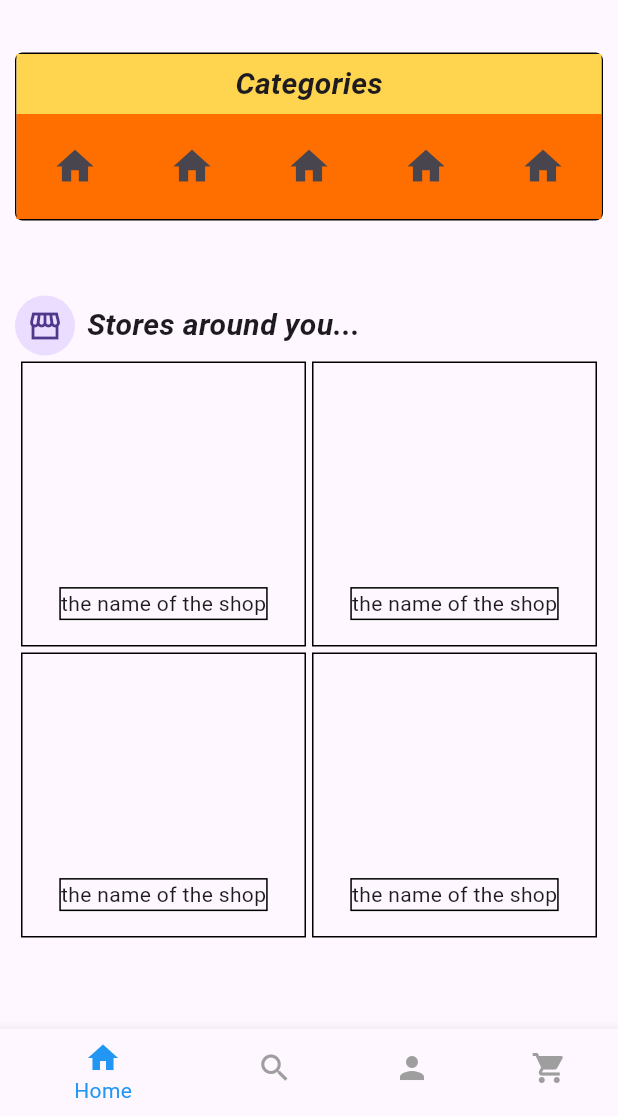
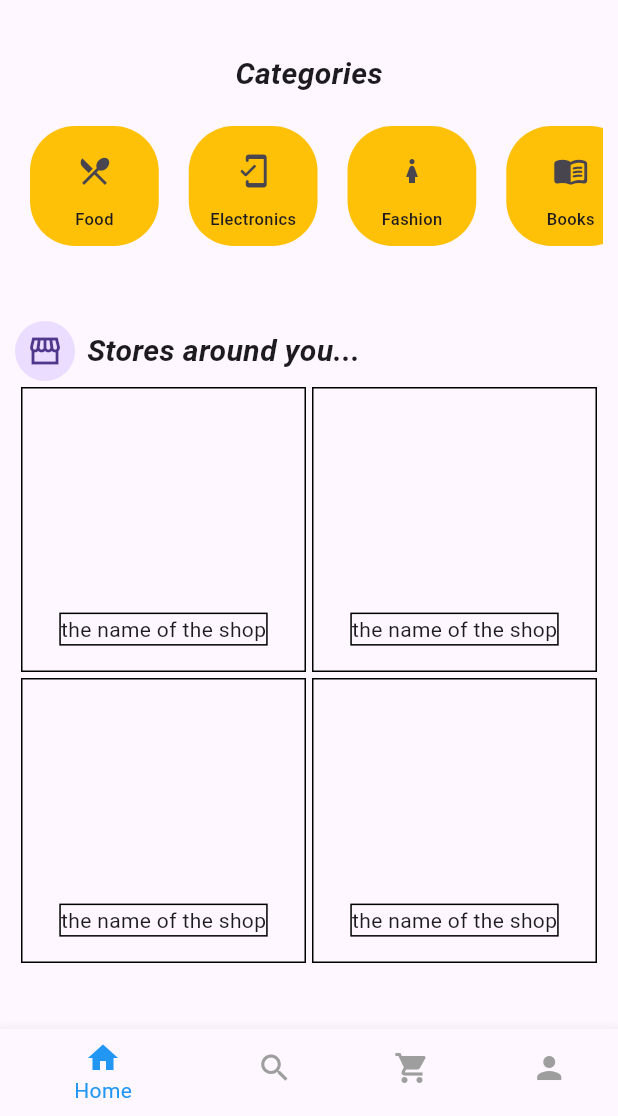
Before and after one commit to WardAlawabeda/PL_Peoject, a Flutter app: the screen it shows after launch, on a phone screen of 412 x 824 dp, the part 120-1236 px from its top. Run offline on Flutter 3.47's test engine with Material 3 defaults, Android fonts, the light colour scheme and no system bars.

Commit message:
category widget added

```diff
--- a/lib/pages/HomePage.dart
+++ b/lib/pages/HomePage.dart
@@ -6,7 +6,7 @@ import 'package:pl_project/pages/OrdersPage.dart';
 import 'package:pl_project/pages/ProfilePage.dart';
 import 'package:pl_project/pages/SearchPage.dart';
 import 'package:pl_project/pages/ShopsPage.dart';
-
+import 'package:pl_project/widgets/CategoriesWidget.dart' as cw;
 class HomePage extends StatefulWidget {
   const HomePage({super.key});
 
@@ -20,8 +20,8 @@ class _HomePageState extends State<HomePage> {
   final List<Widget> _pages = [
     const HomePageContent(),
     const SearchPage(),
+    const OrdersPage(),
     const ProfilePage(),
-    const OrdersPage(),
   ];
   void _onTaped(int index) {
     setState(() {
@@ -107,80 +107,8 @@ class HomePageContent extends StatelessWidget {
     return Padding(
         padding: const EdgeInsets.all(10.0),
         child: Column(children: [
-          const SizedBox(height: 25.0), //Categories Container
-          Container(
-            decoration: BoxDecoration(
-              border: Border.all(),
-              borderRadius: BorderRadius.circular(5.0),
-            ),
-            child: Column(
-              children: [
-                Container(
-                  height: 40.0,
-                  color: Colors.amber[300],
-                  child: const Center(
-                    child: Text(
-                      'Categories',
-                      style: TextStyle(
-                        fontWeight: FontWeight.bold,
-                        fontStyle: FontStyle.italic,
-                        fontSize: 20.0,
-                      ),
-                    ),
-                  ),
-                ),
-                Container(
-                  height: 70.0,
-                  color: Colors.amber[900],
-                  child: Row(
-                    mainAxisAlignment: MainAxisAlignment.spaceEvenly,
-                    children: [
-                      Expanded(
-                          child: IconButton(
-                        onPressed: () {},
-                        icon: const Icon(
-                          Icons.home,
-                          size: 30,
-                        ),
-                      )),
-                      Expanded(
-                          child: IconButton(
-                        onPressed: () {},
-                        icon: const Icon(
-                          Icons.home,
-                          size: 30,
-                        ),
-                      )),
-                      Expanded(
-                          child: IconButton(
-                        onPressed: () {},
-                        icon: const Icon(
-                          Icons.home,
-                          size: 30,
-                        ),
-                      )),
-                      Expanded(
-                          child: IconButton(
-                        onPressed: () {},
-                        icon: const Icon(
-                          Icons.home,
-                          size: 30,
-                        ),
-                      )),
-                      Expanded(
-                          child: IconButton(
-                        onPressed: () {},
-                        icon: const Icon(
-                          Icons.home,
-                          size: 30,
-                        ),
-                      )),
-                    ],
-                  ),
-                ),
-              ],
-            ),
-          ),
+          const SizedBox(height: 25.0), //Categories
+          const cw.CategoriesWidget(),
           const SizedBox(height: 50.0), //Stores Header
           const Row(
             mainAxisAlignment: MainAxisAlignment.start,
--- a/lib/pages/ProfilePage.dart
+++ b/lib/pages/ProfilePage.dart
@@ -6,7 +6,7 @@ class ProfilePage extends StatelessWidget {
   @override
   Widget build(BuildContext context) {
     return const Center(
-      child: Text('data'),
+      child: Text('Profile Page'),
     );
   }
 }
--- a/lib/pages/SearchPage.dart
+++ b/lib/pages/SearchPage.dart
@@ -5,8 +5,22 @@ class SearchPage extends StatelessWidget {
 
   @override
   Widget build(BuildContext context) {
-    return const Center(
-      child: Text('Search page'),
+    return const Scaffold(
+      body: Column(
+        children: [
+          SizedBox(
+            height: 20.0,
+          ),
+          TextField(
+            decoration: InputDecoration(
+              label: Text('Search'),
+              hintText: 'enter a product name',
+                suffix: Icon(Icons.search),
+                border: OutlineInputBorder(
+                    borderRadius: BorderRadius.all(Radius.circular(10.0)))),
+          )
+        ],
+      ),
     );
   }
 }
--- /dev/null
+++ b/lib/widgets/CategoriesWidget.dart
@@ -0,0 +1,86 @@
+import 'package:flutter/material.dart';
+
+class CategoriesWidget extends StatefulWidget {
+  const CategoriesWidget({super.key});
+
+  @override
+  State<CategoriesWidget> createState() => _CategoriesWidgetState();
+}
+
+Map<int, dynamic> icons = {
+  0: Icons.restaurant_menu,
+  1: Icons.mobile_friendly_rounded,
+  2: Icons.girl_outlined,
+  3: Icons.menu_book_rounded,
+  4: Icons.home_work,
+  5: Icons.cable,
+  6: Icons.sports_basketball_rounded,
+  7: Icons.toys_outlined,
+};
+Map<int,String> catName = {
+  0:'Food',
+  1:'Electronics',
+  2:'Fashion',
+  3:'Books',
+  4:'Home Applies',
+  5:'Furniture',
+  6:'Sports',
+  7:'Toys',
+};
+class _CategoriesWidgetState extends State<CategoriesWidget> {
+  PageController pageController = PageController(viewportFraction: 0.27);
+
+  IconData currIcon = Icons.card_travel;
+
+  @override
+  Widget build(BuildContext context) {
+    return Column(
+      children: [
+        const Text(
+          'Categories',
+          style: TextStyle(
+            fontWeight: FontWeight.bold,
+            fontSize: 20.0,
+            fontStyle: FontStyle.italic,
+          ),
+        ),
+        const SizedBox(
+          height: 20.0,
+        ),
+        SizedBox(
+          height: 80.0,
+          child: SizedBox(
+            child: PageView.builder(
+              padEnds: false,
+              controller: pageController,
+              itemCount: 8,
+              itemBuilder: (context, position) {
+                return buildPageItem(position);
+              },
+            ),
+          ),
+        ),
+      ],
+    );
+  }
+
+  Container buildPageItem(int position) {
+    return Container(
+        margin: const EdgeInsets.only(left: 10.0, right: 10.0),
+        decoration: BoxDecoration(
+            borderRadius: BorderRadius.circular(30), color: Colors.amber),
+        child: Column(mainAxisAlignment: MainAxisAlignment.center, children: [
+          IconButton(
+            onPressed: () {},
+            icon: Icon(icons[position]),
+          ),
+           Text(
+            '${catName[position]}',
+            style: const TextStyle(fontSize: 11.0,fontWeight: FontWeight.w500),
+          ),
+          const SizedBox(
+            height: 4.0,
+          )
+        ]));
+  }
+}
--- a/lib/widgets/CustomButtonNavigationBar.dart
+++ b/lib/widgets/CustomButtonNavigationBar.dart
@@ -23,12 +23,12 @@ class CustomBottomNavigationBar extends StatelessWidget {
           label: 'Search',
         ),
         BottomNavigationBarItem(
+          icon: Icon(Icons.shopping_cart),
+          label: 'Cart',
+        ),
+        BottomNavigationBarItem(
           icon: Icon(Icons.person),
           label: 'Profile',
-        ),
-        BottomNavigationBarItem(
-          icon: Icon(Icons.shopping_cart),
-          label: 'Cart',
         ),
       ],
       currentIndex: currentIndex,
```
